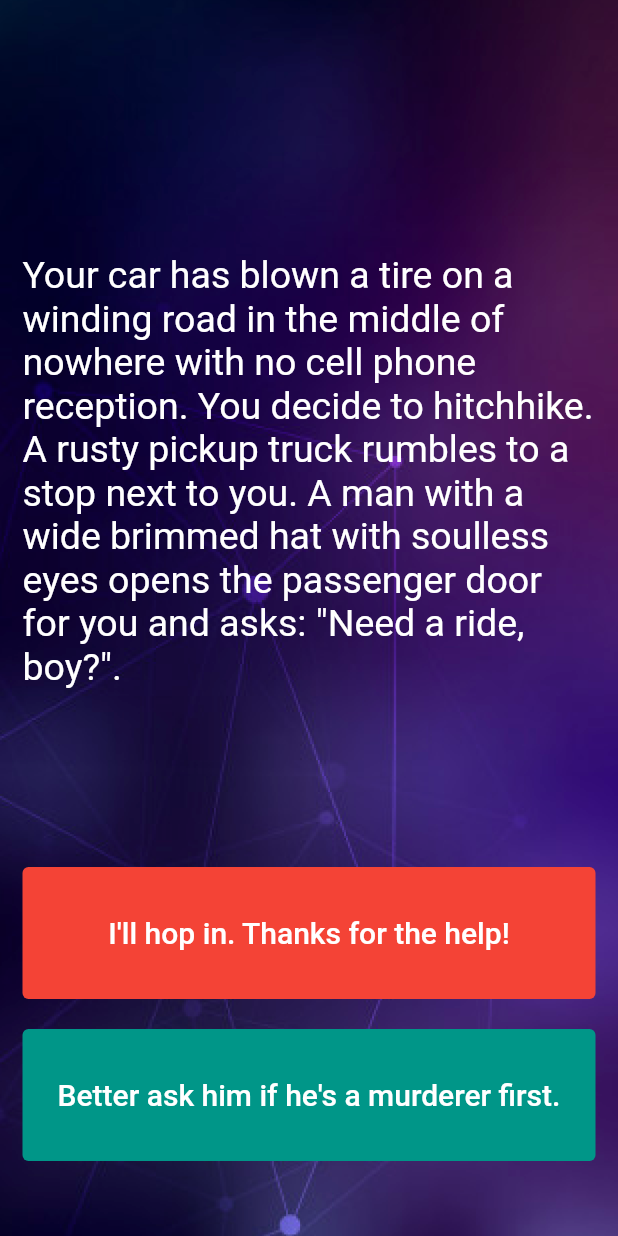
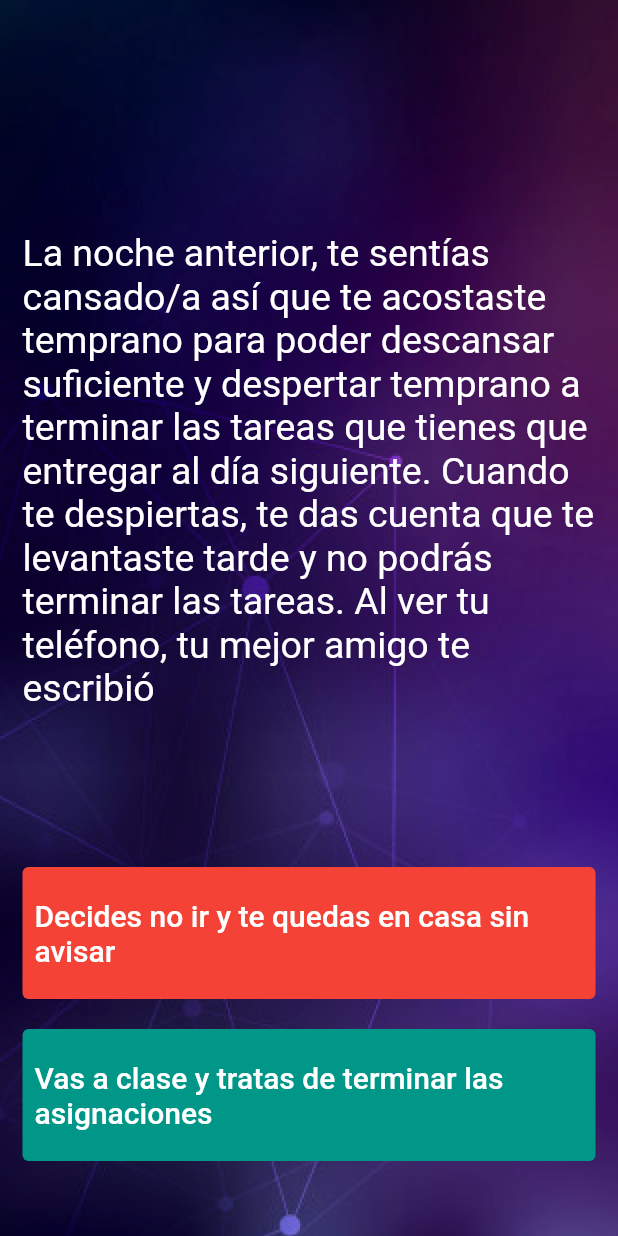
Before and after one commit to Ergerica/Nexos, a Flutter app: the screen it shows after launch, on a phone screen of 412 x 824 dp. Run offline on Flutter 3.47's test engine with Material 2 defaults, Android fonts, the phone set to English and light mode, and no system bars.

Commit message:
added new stories

```diff
--- a/nexos/lib/story_brain.dart
+++ b/nexos/lib/story_brain.dart
@@ -5,34 +5,34 @@ import 'story.dart';
 class StoryBrain {
 
 
-  List<Story> _storyData = [
+List<Story> _storyData = [
     Story(
         storyTitle:
-            'Your car has blown a tire on a winding road in the middle of nowhere with no cell phone reception. You decide to hitchhike. A rusty pickup truck rumbles to a stop next to you. A man with a wide brimmed hat with soulless eyes opens the passenger door for you and asks: "Need a ride, boy?".',
-        choice1: 'I\'ll hop in. Thanks for the help!',
-        choice2: 'Better ask him if he\'s a murderer first.'),
+            'La noche anterior, te sentías cansado/a así que te acostaste temprano para poder descansar suficiente y despertar temprano a terminar las tareas que tienes que entregar al día siguiente. Cuando te despiertas, te das cuenta que te levantaste tarde y no podrás terminar las tareas. Al ver tu teléfono, tu mejor amigo te escribió',
+        choice1: 'Decides no ir y te quedas en casa sin avisar',
+        choice2: 'Vas a clase y tratas de terminar las asignaciones'),
     Story(
-        storyTitle: 'He nods slowly, unphased by the question.',
-        choice1: 'At least he\'s honest. I\'ll climb in.',
-        choice2: 'Wait, I know how to change a tire.'),
+        storyTitle: 'Cuando llegas a la escuela, te llaman del coro, hay un evento en la tarde, se les da un permiso para practicar todo el día. La primera voz no fue y tú eres su sustituto, por lo que, no entras al aula sino que vas directo al salón de actos. A las 11:30AM, cuando te toca entregar la tarea, el profesor te pide la tarea con carácter de urgencia pues el maestro  ha dicho que esa tarea tenía un valor del 50% del curso. ¿Qué haces? ',
+        choice1: 'Sales del curso, te escapas del colegio.',
+        choice2: 'Le dices que dejaste la tarea en casa'),
     Story(
         storyTitle:
-            'As you begin to drive, the stranger starts talking about his relationship with his mother. He gets angrier and angrier by the minute. He asks you to open the glovebox. Inside you find a bloody knife, two severed fingers, and a cassette tape of Elton John. He reaches for the glove box.',
-        choice1: 'I love Elton John! Hand him the cassette tape.',
-        choice2: 'It\'s him or me! You take the knife and stab him.'),
+            'Sientes que no tienes muchos deseos de hacer la tarea en estos momentos. Como aún es temprano, decides ir a un centro de juegosy ver la película de Aquaman, que se estrenó hace un tiempo pero no habías tenido tiempo. Antes de terminar, ves unas llamadas perdidas de tu madre y tratas de comunicarte con ella. Cuando te responde, la escuchas agitada y te pregunta que donde estas.',
+        choice1: 'Le dices que estás en la casa terminando una tarea',
+        choice2: 'Le dices que estas en la escuela y debes colgar.'),
     Story(
         storyTitle:
-            'What? Such a cop out! Did you know traffic accidents are the second leading cause of accidental death for most adult age groups?',
+            'El Profesor no te cree piensa que estas mientiendo, pero como eres un buen estudiante te dice que lo entregues mañana.',
         choice1: 'Restart',
         choice2: ''),
     Story(
         storyTitle:
-            'As you smash through the guardrail and careen towards the jagged rocks below you reflect on the dubious wisdom of stabbing someone while they are driving a car you are in.',
+            'Cuando tu madre llega a casa te dice que la escuela la llamo, no volvera a confiar en ti jamas y que de ahora en adelante ella te llevara a la escuela y no habra mas privacidad.',
         choice1: 'Restart',
         choice2: ''),
     Story(
         storyTitle:
-            'You bond with the murderer while crooning verses of "Can you feel the love tonight". He drops you off at the next town. Before you go he asks you if you know any good places to dump bodies. You reply: "Try the pier".',
+            'Tu madre te dice que la llamaron de la escuela y estaba preocupada. Sin embargo, te dice que, estarás castigado por el resto de la semana y que, irá contigo en la tarde a la escuela para disculparte con tus maestros y decir la verdad.',
         choice1: 'Restart',
         choice2: '')
   ];
```
